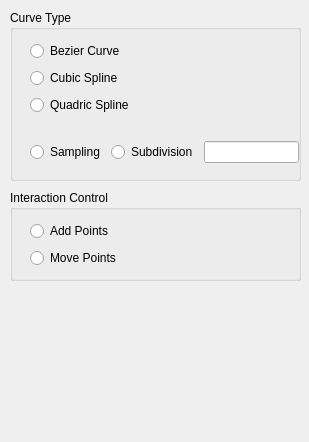
The window that GeoModeling/Control.ui (Wulonghua/GeometricModeling) describes before a commit, drawn with Qt 5.
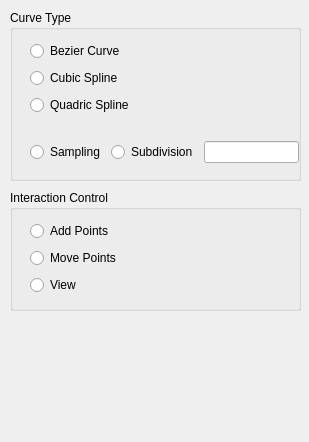
The same window after the commit.

Commit message: add Curve Class

```diff
--- a/GeoModeling/Control.ui
+++ b/GeoModeling/Control.ui
@@ -97,7 +97,7 @@
      <x>10</x>
      <y>190</y>
      <width>291</width>
-     <height>91</height>
+     <height>121</height>
     </rect>
    </property>
    <property name="title">
@@ -109,7 +109,7 @@
       <x>20</x>
       <y>30</y>
       <width>97</width>
-      <height>49</height>
+      <height>76</height>
      </rect>
     </property>
     <layout class="QVBoxLayout" name="verticalLayout_2">
@@ -127,6 +127,13 @@
        </property>
       </widget>
      </item>
+     <item>
+      <widget class="QRadioButton" name="radioButton_View">
+       <property name="text">
+        <string>View</string>
+       </property>
+      </widget>
+     </item>
     </layout>
    </widget>
   </widget>
```
The commit also changes 7 other files.
